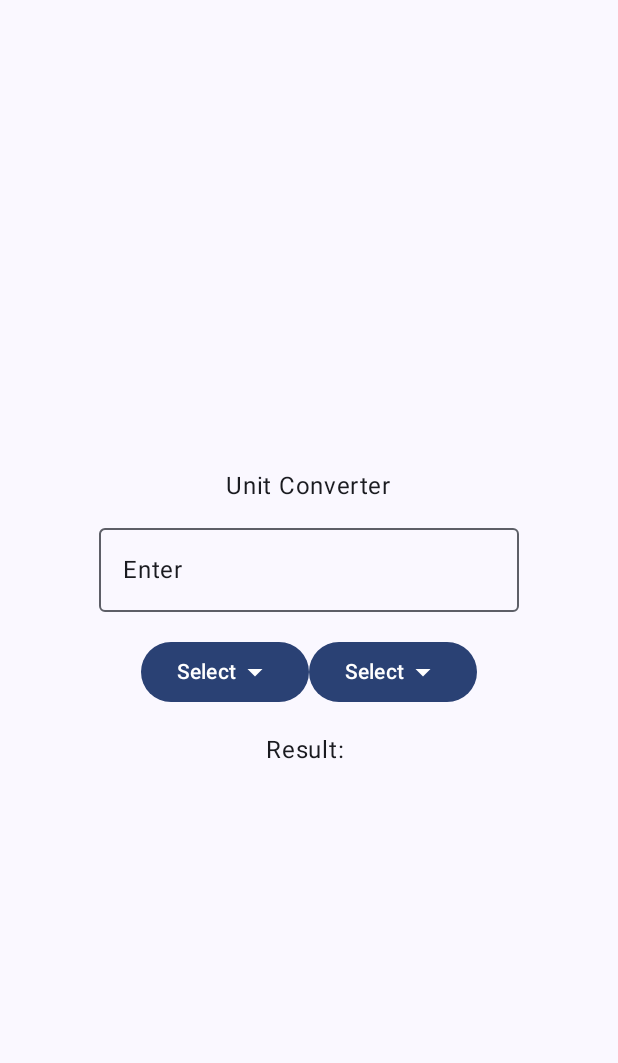
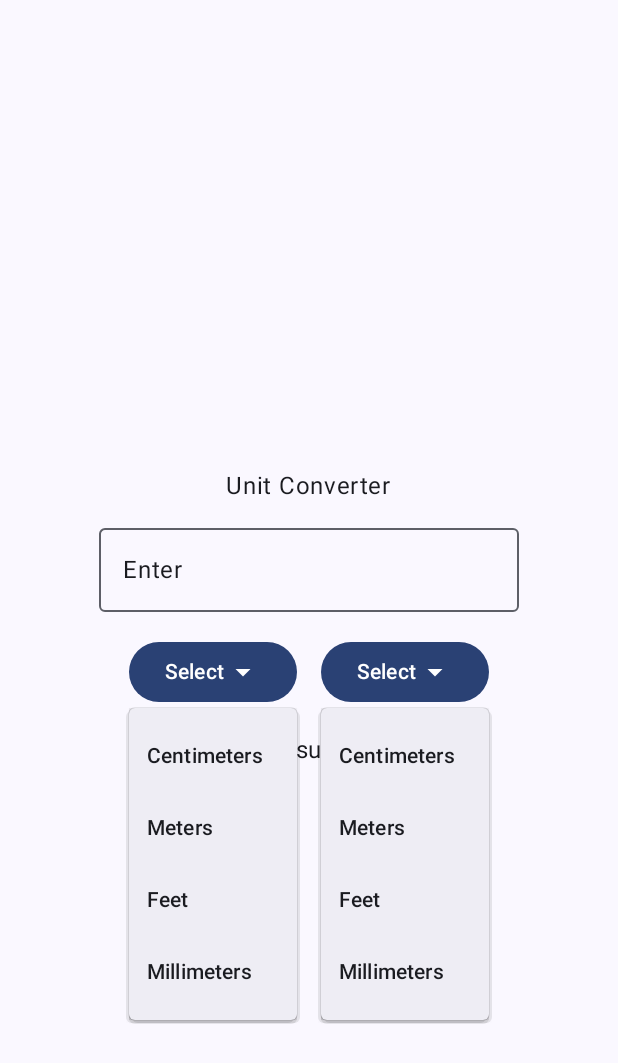
Before and after one commit to Limuwahanelis/adroid-app, an Android app built with Jetpack Compose: the screen it shows after launch (MainActivity), on a phone screen of 412 x 824 dp. Shown: the top 1063 px of the screen. Run offline under Robolectric (Android 15) with nearby library versions, the phone set to English and light mode, and no system bars.

```diff
--- a/app/src/main/java/com/example/myapplication/MainActivity.kt
+++ b/app/src/main/java/com/example/myapplication/MainActivity.kt
@@ -13,9 +13,12 @@ import androidx.compose.foundation.layout.Spacer
 import androidx.compose.foundation.layout.fillMaxSize
 import androidx.compose.foundation.layout.height
 import androidx.compose.foundation.layout.padding
+import androidx.compose.foundation.layout.width
 import androidx.compose.material.icons.Icons
 import androidx.compose.material.icons.filled.ArrowDropDown
 import androidx.compose.material3.Button
+import androidx.compose.material3.DropdownMenu
+import androidx.compose.material3.DropdownMenuItem
 import androidx.compose.material3.Icon
 import androidx.compose.material3.MaterialTheme
 import androidx.compose.material3.OutlinedTextField
@@ -57,19 +60,50 @@ fun UnitConverter() {
         Text("Unit Converter")
         Spacer(modifier = Modifier.height(16.dp))
         OutlinedTextField(value = "Enter", onValueChange = {})
-        Spacer(modifier = Modifier.height(16.dp)) // paddiong is for single element for more precise control
+        Spacer(modifier = Modifier.height(16.dp)) // padding is for single element for more precise control
         Row {
-            // dropdown needs a parent
+            // dropdown needs the same context as a button
             Box {
                 Button(onClick = { /*TODO*/ }) {
                     Text(text = "Select")
                     Icon(Icons.Default.ArrowDropDown, contentDescription = "Arrow Down")
                 }
+                DropdownMenu(expanded = true, onDismissRequest = { /*TODO*/ }) {
+                    DropdownMenuItem(
+                        text = { Text("Centimeters") },
+                        onClick = { /*TODO*/ })
+                    DropdownMenuItem(
+                        text = { Text("Meters") },
+                        onClick = { /*TODO*/ })
+                    DropdownMenuItem(
+                        text = { Text("Feet") },
+                        onClick = { /*TODO*/ })
+
+                    DropdownMenuItem(
+                        text = { Text("Millimeters") },
+                        onClick = { /*TODO*/ })
+                }
             }
+            Spacer(modifier = Modifier.width(16.dp));
             Box {
                 Button(onClick = { /*TODO*/ }) {
                     Text(text = "Select")
                     Icon(Icons.Default.ArrowDropDown, contentDescription = "Arrow Down")
+                }
+                DropdownMenu(expanded = true, onDismissRequest = { /*TODO*/ }) {
+                    DropdownMenuItem(
+                        text = { Text("Centimeters") },
+                        onClick = { /*TODO*/ })
+                    DropdownMenuItem(
+                        text = { Text("Meters") },
+                        onClick = { /*TODO*/ })
+                    DropdownMenuItem(
+                        text = { Text("Feet") },
+                        onClick = { /*TODO*/ })
+
+                    DropdownMenuItem(
+                        text = { Text("Millimeters") },
+                        onClick = { /*TODO*/ })
                 }
             }
             // UI elements will be stacked next to each other
```
